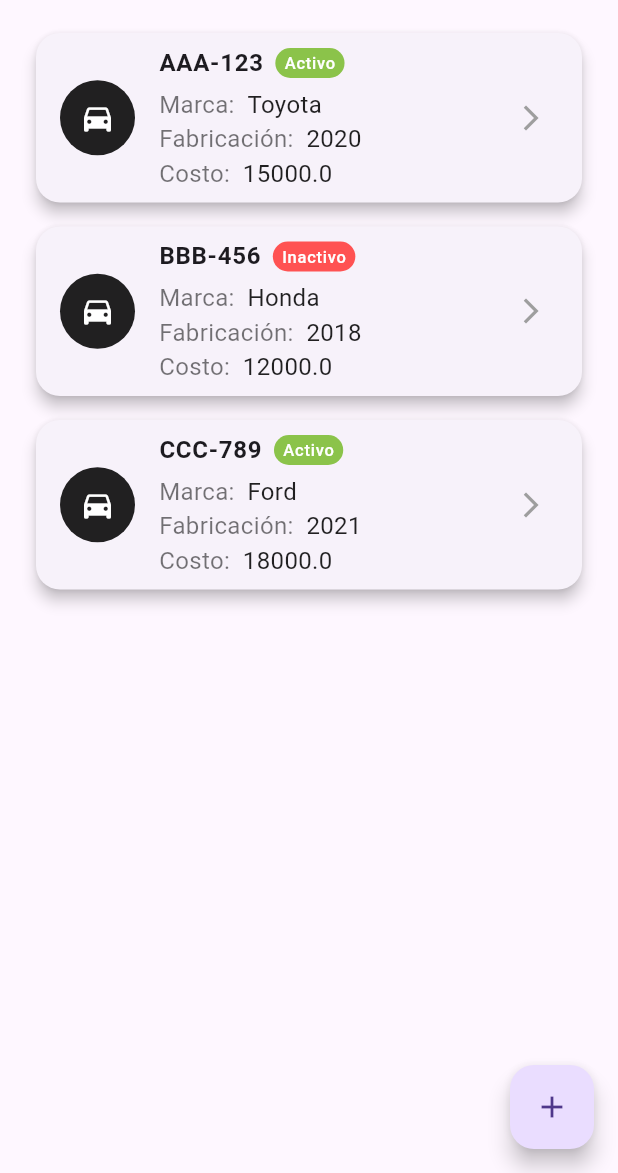
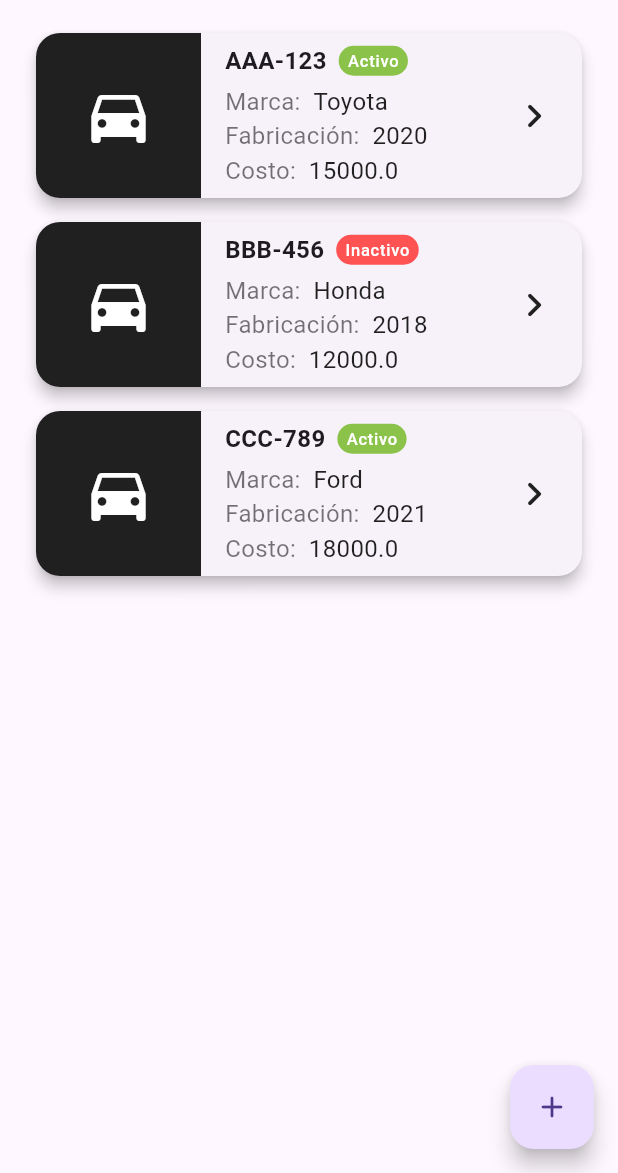
Before and after one commit to AugustoUCE/DM-Flutter, a Flutter app: the screen it shows after launch, on a phone screen of 412 x 824 dp, the part 63-1236 px from its top. Run offline on Flutter 3.47's test engine with Material 3 defaults, Android fonts, the phone set to English and light mode, and no system bars.

Commit message:
style: vehicle card, icono con fondo cuadrado

```diff
--- a/lib/views/vehicle_list/vehicle_list_screen.dart
+++ b/lib/views/vehicle_list/vehicle_list_screen.dart
@@ -10,7 +10,9 @@ class VehicleListScreen extends StatelessWidget {
   @override
   Widget build(BuildContext context) {
     return Scaffold(
-      appBar: AppBar(title: const Text('Lista de Vehículos')),
+      appBar: AppBar(
+          title: const Text('Lista de Vehículos',
+              style: TextStyle(fontWeight: FontWeight.normal))),
       floatingActionButton: FloatingActionButton(
         onPressed: () async {
           final newVehicle = await Navigator.push(
@@ -24,7 +26,7 @@ class VehicleListScreen extends StatelessWidget {
             _controller.addVehicle(newVehicle);
           }
         },
-        child: Icon(Icons.add),
+        child: const Icon(Icons.add_rounded),
       ),
       body: ValueListenableBuilder<List<Vehicle>>(
         valueListenable: _controller.vehicles,
--- a/lib/views/vehicle_list/widgets/vehicle_card.dart
+++ b/lib/views/vehicle_list/widgets/vehicle_card.dart
@@ -19,31 +19,50 @@ class VehicleCard extends StatelessWidget {
       shape: RoundedRectangleBorder(
         borderRadius: BorderRadius.circular(16),
       ),
-      child: ListTile(
-        leading: const CircleAvatar(
-          backgroundColor: Colors.black87,
-          radius: 25,
-          child: Icon(
+      child: InkWell(
+        onTap: () => onVehicleSelected(vehicle),
+        borderRadius: BorderRadius.circular(16),
+        child: Row(
+          children: [
+            Container(
+              height: 110,
+              width: 110,
+              decoration: const BoxDecoration(
+                color: Colors.black87,
+                borderRadius: BorderRadius.only(
+                  topLeft: Radius.circular(16),
+                  bottomLeft: Radius.circular(16),
+                ),
+              ),
+              child: const Icon(
                 Icons.directions_car,
                 color: Colors.white,
+                size: 48,
               ),
             ),
-        title: Row(
+            const SizedBox(width: 16),
+            Column(
+              crossAxisAlignment: CrossAxisAlignment.start,
+              children: [
+                Row(
                   children: [
                     Text(
                       vehicle.plate,
-              style: const TextStyle(fontWeight: FontWeight.bold, fontSize: 16),
+                      style: const TextStyle(
+                          fontWeight: FontWeight.bold, fontSize: 16),
                     ),
                     const SizedBox(width: 8),
                     Badge(
                       label: Text(vehicle.isActive ? 'Activo' : 'Inactivo'),
-              padding: const EdgeInsets.symmetric(horizontal: 6, vertical: 2),
-              backgroundColor:
-                  vehicle.isActive ? Colors.lightGreen : Colors.redAccent,
+                      padding: const EdgeInsets.symmetric(
+                          horizontal: 6, vertical: 2),
+                      backgroundColor: vehicle.isActive
+                          ? Colors.lightGreen
+                          : Colors.redAccent,
                     )
                   ],
                 ),
-        subtitle: Column(
+                Column(
                   crossAxisAlignment: CrossAxisAlignment.start,
                   children: [
                     const SizedBox(height: 4),
@@ -51,15 +70,20 @@ class VehicleCard extends StatelessWidget {
                     AtributeRow(
                         atribute: 'Fabricación',
                         value: vehicle.manufactureDate.year.toString()),
-            AtributeRow(atribute: 'Costo', value: vehicle.cost.toString()),
+                    AtributeRow(
+                        atribute: 'Costo', value: vehicle.cost.toString()),
                   ],
                 ),
-        trailing: const Icon(
-          Icons.arrow_forward_ios,
-          color: Colors.grey,
-          size: 20,
+              ],
             ),
-        onTap: () => onVehicleSelected(vehicle),
+            const Spacer(),
+            const Icon(
+              Icons.keyboard_arrow_right_rounded,
+              size: 32,
+            ),
+            const SizedBox(width: 16),
+          ],
+        ),
       ),
     );
   }
```
Lines whose indentation alone changed are shown as unchanged.
